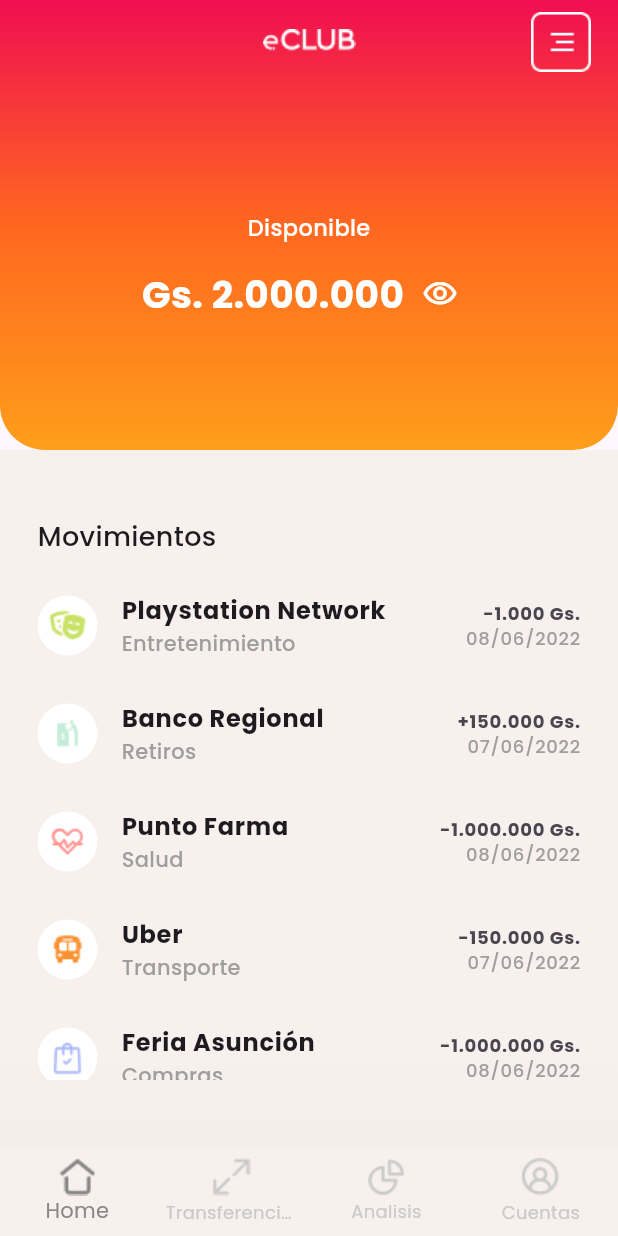
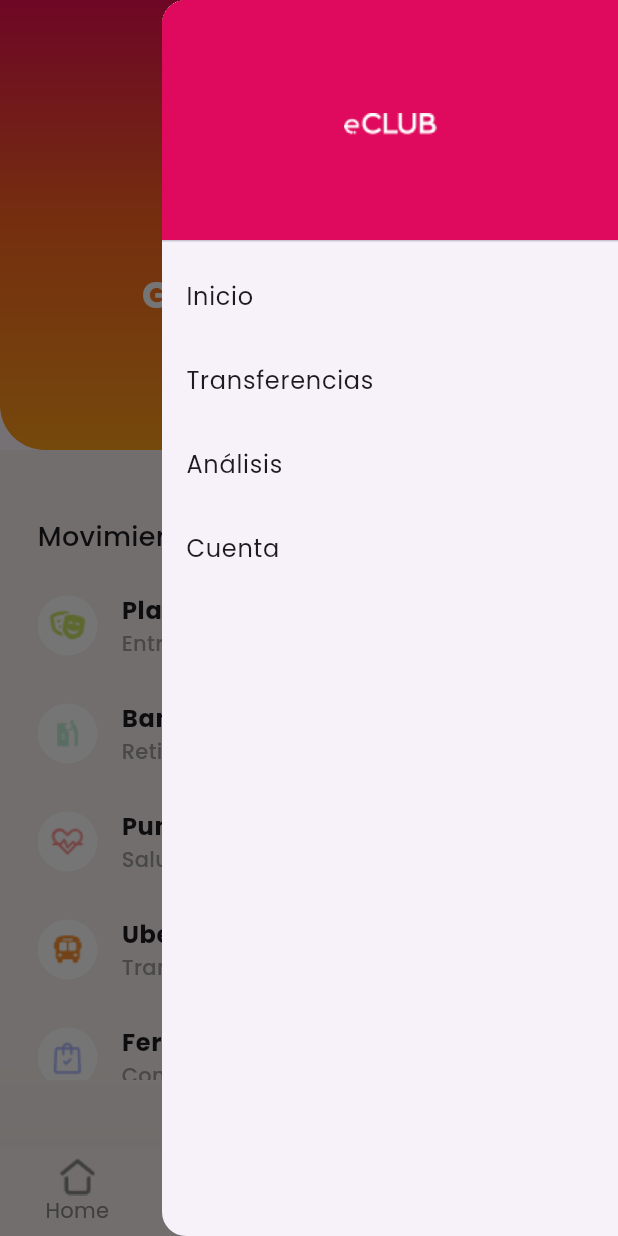
Before and after one commit to ramirezsebas/e_app, a Flutter app: the screen it shows after launch, with the side drawer open (before the commit the screen has no drawer), on a phone screen of 412 x 824 dp. Run offline on Flutter 3.47's test engine with Material 3 defaults, Android fonts, the light colour scheme and no system bars; our stand-ins replace bloc, equatable, flutter_bloc, google_fonts, pie_chart; generated files the repository leaves out were written again.

Commit message:
feat: se implementa el drawer

```diff
--- a/lib/app.dart
+++ b/lib/app.dart
@@ -1,7 +1,10 @@
+import 'package:e_app/app/core/helpers/app_bar_factory.dart';
+import 'package:e_app/app/core/widgets/e_drawer.dart';
 import 'package:e_app/app/data/repositories/account_repository.dart';
 import 'package:e_app/app/data/repositories/expense_repository.dart';
 import 'package:e_app/app/data/repositories/movements_repository.dart';
 import 'package:e_app/app/presentation/cubits/account_balance/account_balance_cubit.dart';
+import 'package:e_app/app/presentation/cubits/bottom_navigation/bottom_navigation_cubit.dart';
 import 'package:e_app/app/presentation/cubits/month_selector/month_selector_cubit.dart';
 import 'package:e_app/app/presentation/cubits/movements/movements_cubit.dart';
 import 'package:e_app/app/presentation/screens/screens.dart';
@@ -9,6 +12,8 @@
 import 'package:flutter/material.dart';
 import 'package:flutter_bloc/flutter_bloc.dart';
 import 'package:google_fonts/google_fonts.dart';
+
+final GlobalKey<ScaffoldState> globalScaffoldKey = GlobalKey<ScaffoldState>();
 
 class App extends StatelessWidget {
   const App({super.key});
@@ -23,6 +28,9 @@
             create: (context) => AccountBalanceCubit(
               accountRepository: AccountRepository(),
             )..getAccount(),
+          ),
+          BlocProvider(
+            create: (context) => BottomNavigationCubit(),
           ),
           BlocProvider(
             create: (context) => MovementsCubit(
@@ -52,28 +60,32 @@
   }
 }
 
-class MainScreen extends StatefulWidget {
-  const MainScreen({
-    super.key,
-  });
-
-  @override
-  State<MainScreen> createState() => _MainScreenState();
-}
-
-class _MainScreenState extends State<MainScreen> {
-  int _selectedScreenIndex = 0;
+class MainScreen extends StatelessWidget {
+  const MainScreen({super.key});
 
   @override
   Widget build(BuildContext context) {
+    final currentIndex =
+        context.select((BottomNavigationCubit cubit) => cubit.state.index);
+
     return Scaffold(
+      key: globalScaffoldKey,
+      endDrawer: EDrawer(
+        onDrawerTap: (index) {
+          context.read<BottomNavigationCubit>().updateIndex(index);
+        },
+      ),
+      backgroundColor: const Color(0xffF7F0ED),
+      appBar: AppBarFactory.create(
+        context,
+        currentIndex,
+        onDrawerTap: () => globalScaffoldKey.currentState!.openEndDrawer(),
+      ),
       bottomNavigationBar: BottomNavigationBar(
         backgroundColor: const Color(0xffF7F0ED),
-        currentIndex: _selectedScreenIndex,
+        currentIndex: currentIndex,
         onTap: (index) {
-          setState(() {
-            _selectedScreenIndex = index;
-          });
+          context.read<BottomNavigationCubit>().updateIndex(index);
         },
         selectedItemColor: const Color(0xff888787),
         unselectedItemColor: const Color(0xffCACACA),
@@ -82,7 +94,7 @@
         items: [
           BottomNavigationBarItem(
             icon: Assets.icons.home.image(
-              color: _selectedScreenIndex == 0
+              color: currentIndex == 0
                   ? const Color(0xff888787)
                   : const Color(0xffCACACA),
             ),
@@ -90,7 +102,7 @@
           ),
           BottomNavigationBarItem(
             icon: Assets.icons.transfers.image(
-              color: _selectedScreenIndex == 1
+              color: currentIndex == 1
                   ? const Color(0xff888787)
                   : const Color(0xffCACACA),
             ),
@@ -98,7 +110,7 @@
           ),
           BottomNavigationBarItem(
             icon: Assets.icons.analisis.image(
-              color: _selectedScreenIndex == 2
+              color: currentIndex == 2
                   ? const Color(0xff888787)
                   : const Color(0xffCACACA),
             ),
@@ -106,7 +118,7 @@
           ),
           BottomNavigationBarItem(
             icon: Assets.icons.account.image(
-              color: _selectedScreenIndex == 3
+              color: currentIndex == 3
                   ? const Color(0xff888787)
                   : const Color(0xffCACACA),
             ),
@@ -115,7 +127,7 @@
         ],
       ),
       body: IndexedStack(
-        index: _selectedScreenIndex,
+        index: currentIndex,
         children: const [
           HomeScreen(),
           TransfersScreen(),
--- /dev/null
+++ b/lib/app/core/helpers/app_bar_factory.dart
@@ -0,0 +1,138 @@
+import 'package:e_app/app/core/widgets/account_balance.dart';
+import 'package:e_app/app/core/widgets/e_app_bar.dart';
+import 'package:e_app/app/presentation/cubits/account_balance/account_balance_cubit.dart';
+import 'package:e_app/gen/assets.gen.dart';
+import 'package:flutter/material.dart';
+import 'package:flutter_bloc/flutter_bloc.dart';
+
+class AppBarFactory {
+  static PreferredSizeWidget create(
+    BuildContext context,
+    int index, {
+    required VoidCallback onDrawerTap,
+  }) {
+    return switch (index) {
+      0 => EAppBar(
+          title: Assets.images.logo.image(),
+          onDrawerTap: () {
+            onDrawerTap.call();
+          },
+          body: Container(
+            margin: const EdgeInsets.only(
+              bottom: 80,
+            ),
+            child: BlocBuilder<AccountBalanceCubit, AccountBalanceState>(
+              builder: (context, state) {
+                return switch (state.status) {
+                  AccountBalanceStatus.initial => const Center(
+                      child: CircularProgressIndicator(),
+                    ),
+                  AccountBalanceStatus.loading => const Center(
+                      child: CircularProgressIndicator(),
+                    ),
+                  AccountBalanceStatus.loaded => AccountBalance(
+                      balance: state.account!.balance,
+                      isHidden: state.account!.isHidden,
+                      currency: state.account!.currency,
+                      onToggle: context
+                          .read<AccountBalanceCubit>()
+                          .hideAccountBalance,
+                    ),
+                  AccountBalanceStatus.error => Center(
+                      child: Text(state.error.toString()),
+                    ),
+                };
+              },
+            ),
+          ),
+        ),
+      1 => AppBar(
+          backgroundColor: const Color(0xffF7F0ED),
+          title: const Text(
+            'Transferencias',
+            style: TextStyle(
+              color: Color(0xffA6A6A6),
+              fontSize: 20,
+              fontWeight: FontWeight.w700,
+            ),
+          ),
+          centerTitle: true,
+          actions: [
+            IconButton(
+              onPressed: () {
+                onDrawerTap.call();
+              },
+              icon: Assets.icons.drawer.image(
+                color: const Color(0xffA6A6A6),
+              ),
+            ),
+          ],
+        ),
+      2 => AppBar(
+          backgroundColor: const Color(0xffF7F0ED),
+          title: const Text(
+            'Análisis',
+            style: TextStyle(
+              color: Color(0xffA6A6A6),
+              fontSize: 20,
+              fontWeight: FontWeight.w700,
+            ),
+          ),
+          centerTitle: true,
+          actions: [
+            IconButton(
+              onPressed: () {
+                onDrawerTap.call();
+              },
+              icon: Assets.icons.drawer.image(
+                color: const Color(0xffA6A6A6),
+              ),
+            ),
+          ],
+        ),
+      3 => AppBar(
+          backgroundColor: const Color(0xffF7F0ED),
+          title: const Text(
+            'Cuenta',
+            style: TextStyle(
+              color: Color(0xffA6A6A6),
+              fontSize: 20,
+              fontWeight: FontWeight.w700,
+            ),
+          ),
+          centerTitle: true,
+          actions: [
+            IconButton(
+              onPressed: () {
+                onDrawerTap.call();
+              },
+              icon: Assets.icons.drawer.image(
+                color: const Color(0xffA6A6A6),
+              ),
+            ),
+          ],
+        ),
+      _ => AppBar(
+          backgroundColor: const Color(0xffF7F0ED),
+          title: const Text('Gastos'),
+          centerTitle: true,
+          leading: IconButton(
+            icon: Assets.icons.backArrow.image(),
+            onPressed: () {
+              Navigator.pop(context);
+            },
+          ),
+          actions: [
+            IconButton(
+              onPressed: () {
+                Scaffold.of(context).openDrawer();
+              },
+              icon: Assets.icons.drawer.image(
+                color: const Color(0xffA6A6A6),
+              ),
+            ),
+          ],
+        ),
+    };
+  }
+}
--- a/lib/app/core/widgets/e_app_bar.dart
+++ b/lib/app/core/widgets/e_app_bar.dart
@@ -4,6 +4,7 @@
 class EAppBar extends StatelessWidget implements PreferredSizeWidget {
   const EAppBar({
     required this.title,
+    required this.onDrawerTap,
     this.leading,
     this.body,
     super.key,
@@ -12,6 +13,7 @@
   final Widget title;
   final Widget? leading;
   final Widget? body;
+  final VoidCallback onDrawerTap;
 
   static const _height = 300.0;
 
@@ -23,9 +25,13 @@
           margin: const EdgeInsets.only(
             right: 10,
           ),
-          child: IconButton(
-            onPressed: () {},
-            icon: Assets.icons.drawer.image(),
+          child: Builder(
+            builder: (context) {
+              return IconButton(
+                onPressed: onDrawerTap,
+                icon: Assets.icons.drawer.image(),
+              );
+            },
           ),
         ),
       ],
--- /dev/null
+++ b/lib/app/core/widgets/e_drawer.dart
@@ -0,0 +1,61 @@
+import 'package:e_app/gen/assets.gen.dart';
+import 'package:flutter/material.dart';
+
+class EDrawer extends StatelessWidget {
+  const EDrawer({
+    required this.onDrawerTap,
+    super.key,
+  });
+
+  final void Function(int) onDrawerTap;
+
+  @override
+  Widget build(BuildContext context) {
+    return Drawer(
+      child: ListView(
+        padding: EdgeInsets.zero,
+        children: [
+          DrawerHeader(
+            decoration: const BoxDecoration(
+              color: Color(0xffDF0A5D),
+            ),
+            child: Center(
+              child: Assets.images.logo.image(
+                width: 100,
+                height: 100,
+              ),
+            ),
+          ),
+          ListTile(
+            title: const Text('Inicio'),
+            onTap: () {
+              Navigator.pop(context);
+              onDrawerTap(0);
+            },
+          ),
+          ListTile(
+            title: const Text('Transferencias'),
+            onTap: () {
+              Navigator.pop(context);
+              onDrawerTap(1);
+            },
+          ),
+          ListTile(
+            title: const Text('Análisis'),
+            onTap: () {
+              Navigator.pop(context);
+              onDrawerTap(2);
+            },
+          ),
+          ListTile(
+            title: const Text('Cuenta'),
+            onTap: () {
+              Navigator.pop(context);
+              onDrawerTap(3);
+            },
+          ),
+        ],
+      ),
+    );
+  }
+}
--- /dev/null
+++ b/lib/app/presentation/cubits/bottom_navigation/bottom_navigation_cubit.dart
@@ -0,0 +1,12 @@
+import 'package:bloc/bloc.dart';
+import 'package:equatable/equatable.dart';
+
+part 'bottom_navigation_state.dart';
+
+class BottomNavigationCubit extends Cubit<BottomNavigationState> {
+  BottomNavigationCubit() : super(const BottomNavigationState());
+
+  void updateIndex(int index) {
+    emit(BottomNavigationState(index: index));
+  }
+}
--- /dev/null
+++ b/lib/app/presentation/cubits/bottom_navigation/bottom_navigation_state.dart
@@ -0,0 +1,14 @@
+part of 'bottom_navigation_cubit.dart';
+
+class BottomNavigationState extends Equatable {
+  const BottomNavigationState({
+    this.index = 0,
+  });
+
+  final int index;
+
+  @override
+  List<Object> get props => [
+        index,
+      ];
+}
--- a/lib/app/presentation/screens/home_screen.dart
+++ b/lib/app/presentation/screens/home_screen.dart
@@ -2,11 +2,7 @@
 
 import 'package:e_app/app/core/extensions/date_extension.dart';
 import 'package:e_app/app/core/extensions/formatter_extension.dart';
-import 'package:e_app/app/core/widgets/account_balance.dart';
-import 'package:e_app/app/core/widgets/e_app_bar.dart';
-import 'package:e_app/app/presentation/cubits/account_balance/account_balance_cubit.dart';
 import 'package:e_app/app/presentation/cubits/movements/movements_cubit.dart';
-import 'package:e_app/gen/assets.gen.dart';
 import 'package:flutter/material.dart';
 import 'package:flutter_bloc/flutter_bloc.dart';
 
@@ -17,39 +13,7 @@
 
   @override
   Widget build(BuildContext context) {
-    return Scaffold(
-      backgroundColor: const Color(0xffF7F0ED),
-      appBar: EAppBar(
-        title: Assets.images.logo.image(),
-        body: Container(
-          margin: const EdgeInsets.only(
-            bottom: 80,
-          ),
-          child: BlocBuilder<AccountBalanceCubit, AccountBalanceState>(
-            builder: (context, state) {
-              return switch (state.status) {
-                AccountBalanceStatus.initial => const Center(
-                    child: CircularProgressIndicator(),
-                  ),
-                AccountBalanceStatus.loading => const Center(
-                    child: CircularProgressIndicator(),
-                  ),
-                AccountBalanceStatus.loaded => AccountBalance(
-                    balance: state.account!.balance,
-                    isHidden: state.account!.isHidden,
-                    currency: state.account!.currency,
-                    onToggle:
-                        context.read<AccountBalanceCubit>().hideAccountBalance,
-                  ),
-                AccountBalanceStatus.error => Center(
-                    child: Text(state.error.toString()),
-                  ),
-              };
-            },
-          ),
-        ),
-      ),
-      body: BlocBuilder<MovementsCubit, MovementsState>(
+    return BlocBuilder<MovementsCubit, MovementsState>(
       builder: (context, state) {
         return switch (state.runtimeType) {
           MovementsInitial => const Center(
@@ -136,7 +100,6 @@
           _ => const SizedBox.shrink(),
         };
       },
-      ),
     );
   }
 }
```
Also changed, not shown: lib/app/presentation/screens/analisis_screen.dart (+1 -24 lines), lib/app/presentation/screens/detail_movement_screen.dart (+21 -1 lines), lib/app/presentation/screens/expense_analytics_screen.dart (+19 -5 lines), lib/app/presentation/screens/selected_category_expense_analytics_screen.dart (+19 -5 lines). Lines whose indentation alone changed are shown as unchanged.
